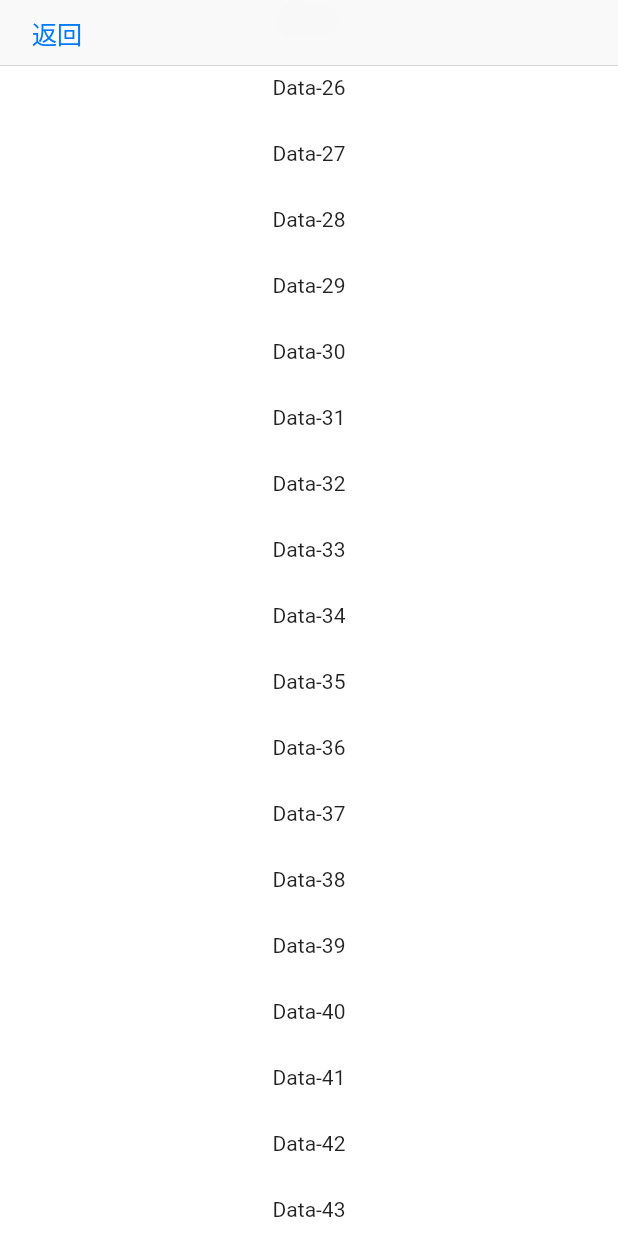
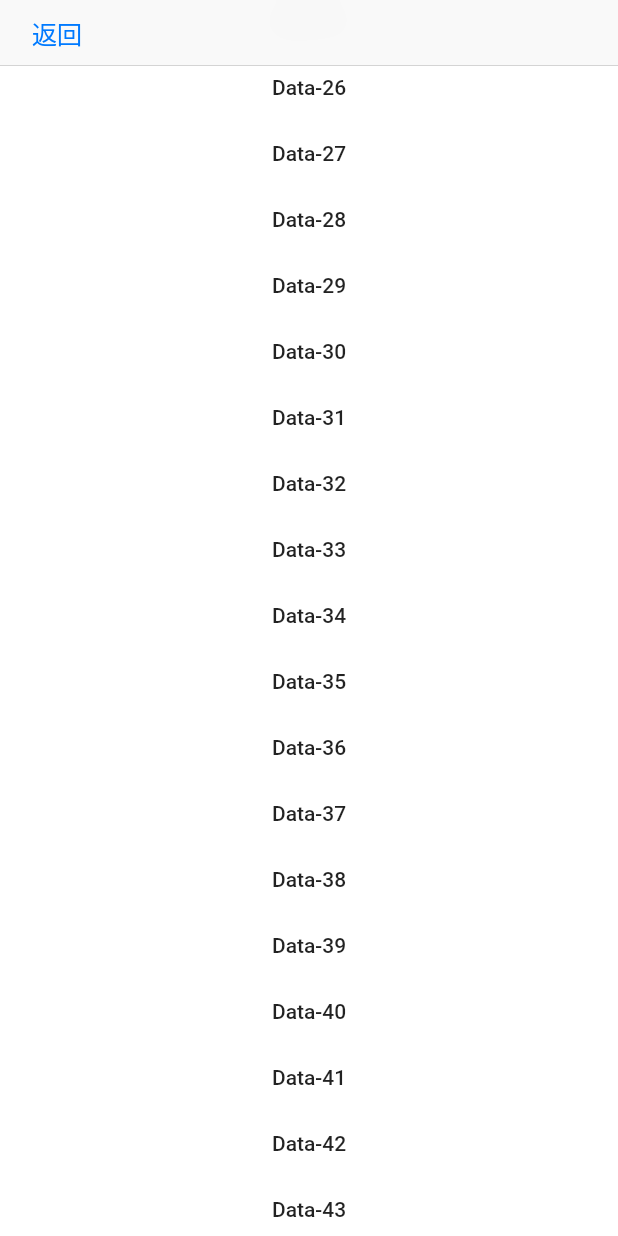
Before and after one commit to Tecode/dynamic_theme, a Flutter app: the NewView screen opened by its route, scrolled down 1152 dp, on a phone screen of 412 x 824 dp. Run offline on Flutter 3.47's test engine with Material 2 defaults, Android fonts, the phone set to English and light mode, and no system bars.

Commit message:
路由监听

```diff
--- a/lib/containers/Home.dart
+++ b/lib/containers/Home.dart
@@ -20,7 +20,7 @@ class _HomeState extends State<Home> {
       arguments: NewView(
         content: '网络搜索结果汉语- 维基百科，自由的百科全书',
       ),
-    );
+    ).then((value) => print(value));
   }
 
   @override
--- a/lib/containers/NewView.dart
+++ b/lib/containers/NewView.dart
@@ -20,6 +20,7 @@ class _NewViewState extends State<NewView> with RouteAware {
   void didChangeDependencies() {
     super.didChangeDependencies();
     DynamicTheme.routeObserver.subscribe(this, ModalRoute.of(context));
+    print(this);
   }
 
   @override
@@ -51,7 +52,8 @@ class _NewViewState extends State<NewView> with RouteAware {
           child: Text('返回'),
           onPressed: () {
             // The demo is on the root navigator.
-            Navigator.of(context, rootNavigator: true).maybePop();
+//            Navigator.of(context, rootNavigator: true).maybePop();
+            Navigator.pop(context, '数据传参');
           },
         ),
       ),
@@ -72,7 +74,12 @@ class _NewViewState extends State<NewView> with RouteAware {
                   child: Container(
                     height: 44.0,
                     width: MediaQuery.of(context).size.width,
-                    child: Center(child: Text('Data-$index')),
+                    child: Center(
+                      child: Text(
+                        'Data-$index',
+                        style: Theme.of(context).textTheme.body2,
+                      ),
+                    ),
                   ),
                 ),
               );
--- a/lib/containers/app.dart
+++ b/lib/containers/app.dart
@@ -12,7 +12,8 @@ import 'package:flutter/material.dart';
 
 class DynamicTheme extends StatefulWidget {
   const DynamicTheme();
-  static final RouteObserver<PageRoute> routeObserver = RouteObserver<PageRoute>();
+  static final RouteObserver<PageRoute> routeObserver =
+      RouteObserver<PageRoute>();
   @override
   _DynamicThemeState createState() => _DynamicThemeState();
 }
```
